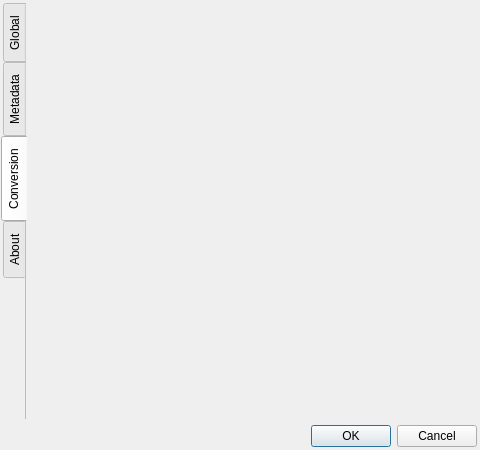
LordKBX/eBookCollection, file settings.ui: the form before one commit.
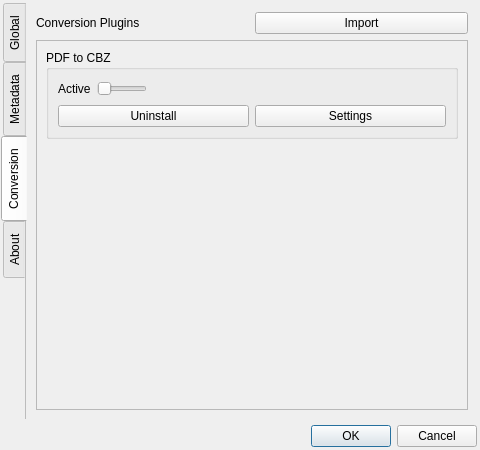
The form after the commit. The open tabs and pages were chosen to show the change.

```diff
--- a/settings.ui
+++ b/settings.ui
@@ -705,6 +705,134 @@
       <attribute name="title">
        <string>Conversion</string>
       </attribute>
+      <layout class="QVBoxLayout" name="verticalLayout_13">
+       <item>
+        <layout class="QHBoxLayout" name="horizontalLayout_3">
+         <item>
+          <widget class="QLabel" name="label_2">
+           <property name="text">
+            <string>Conversion Plugins</string>
+           </property>
+          </widget>
+         </item>
+         <item>
+          <widget class="QPushButton" name="pushButton">
+           <property name="text">
+            <string>Import</string>
+           </property>
+          </widget>
+         </item>
+        </layout>
+       </item>
+       <item>
+        <widget class="QScrollArea" name="scrollArea">
+         <property name="widgetResizable">
+          <bool>true</bool>
+         </property>
+         <widget class="QWidget" name="scrollAreaWidgetContents">
+          <property name="geometry">
+           <rect>
+            <x>0</x>
+            <y>0</y>
+            <width>431</width>
+            <height>368</height>
+           </rect>
+          </property>
+          <layout class="QVBoxLayout" name="verticalLayout_14">
+           <item>
+            <widget class="QGroupBox" name="groupBox">
+             <property name="title">
+              <string>PDF to CBZ</string>
+             </property>
+             <layout class="QVBoxLayout" name="verticalLayout_15">
+              <item>
+               <layout class="QHBoxLayout" name="horizontalLayout_2">
+                <item>
+                 <widget class="QLabel" name="label">
+                  <property name="text">
+                   <string>Active</string>
+                  </property>
+                 </widget>
+                </item>
+                <item>
+                 <widget class="QSlider" name="horizontalSlider">
+                  <property name="minimumSize">
+                   <size>
+                    <width>50</width>
+                    <height>0</height>
+                   </size>
+                  </property>
+                  <property name="maximumSize">
+                   <size>
+                    <width>50</width>
+                    <height>16777215</height>
+                   </size>
+                  </property>
+                  <property name="maximum">
+                   <number>1</number>
+                  </property>
+                  <property name="pageStep">
+                   <number>1</number>
+                  </property>
+                  <property name="orientation">
+                   <enum>Qt::Horizontal</enum>
+                  </property>
+                 </widget>
+                </item>
+                <item>
+                 <spacer name="horizontalSpacer">
+                  <property name="orientation">
+                   <enum>Qt::Horizontal</enum>
+                  </property>
+                  <property name="sizeHint" stdset="0">
+                   <size>
+                    <width>40</width>
+                    <height>20</height>
+                   </size>
+                  </property>
+                 </spacer>
+                </item>
+               </layout>
+              </item>
+              <item>
+               <layout class="QHBoxLayout" name="horizontalLayout_4">
+                <item>
+                 <widget class="QPushButton" name="pushButton_2">
+                  <property name="text">
+                   <string>Uninstall</string>
+                  </property>
+                 </widget>
+                </item>
+                <item>
+                 <widget class="QPushButton" name="pushButton_3">
+                  <property name="text">
+                   <string>Settings</string>
+                  </property>
+                 </widget>
+                </item>
+               </layout>
+              </item>
+             </layout>
+            </widget>
+           </item>
+           <item>
+            <spacer name="verticalSpacer">
+             <property name="orientation">
+              <enum>Qt::Vertical</enum>
+             </property>
+             <property name="sizeHint" stdset="0">
+              <size>
+               <width>20</width>
+               <height>40</height>
+              </size>
+             </property>
+            </spacer>
+           </item>
+          </layout>
+         </widget>
+        </widget>
+       </item>
+      </layout>
      </widget>
      <widget class="QWidget" name="tab_about">
       <attribute name="title">
```
Left out of the diff: 2 changed lines with no effect on the pictures.
